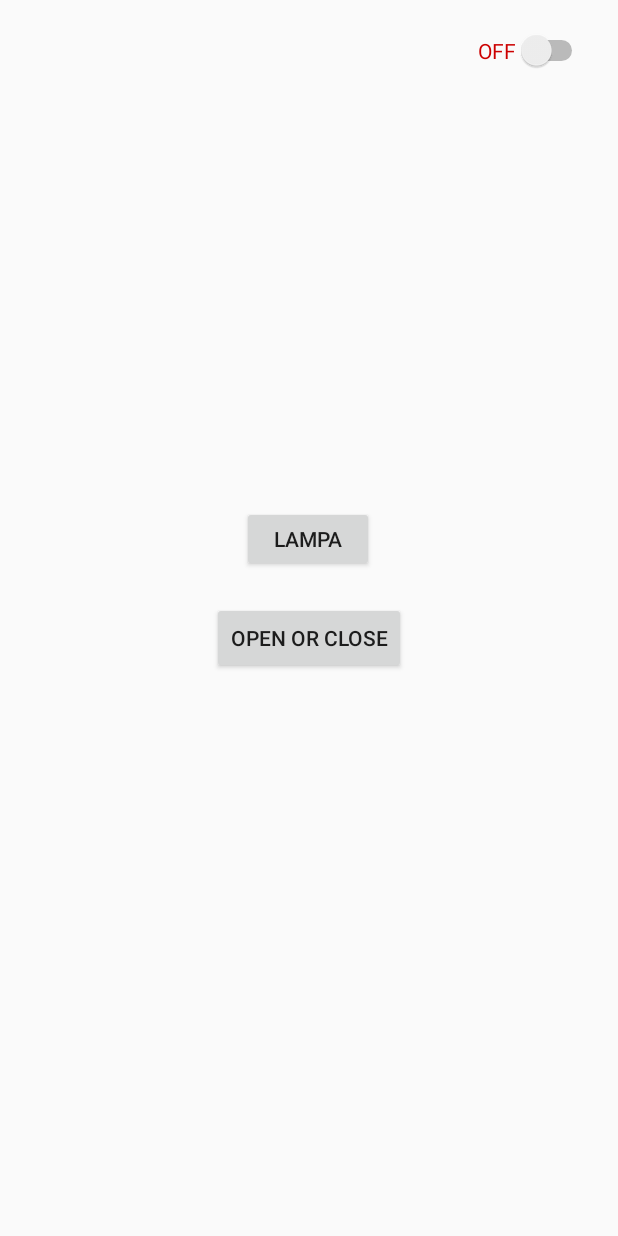
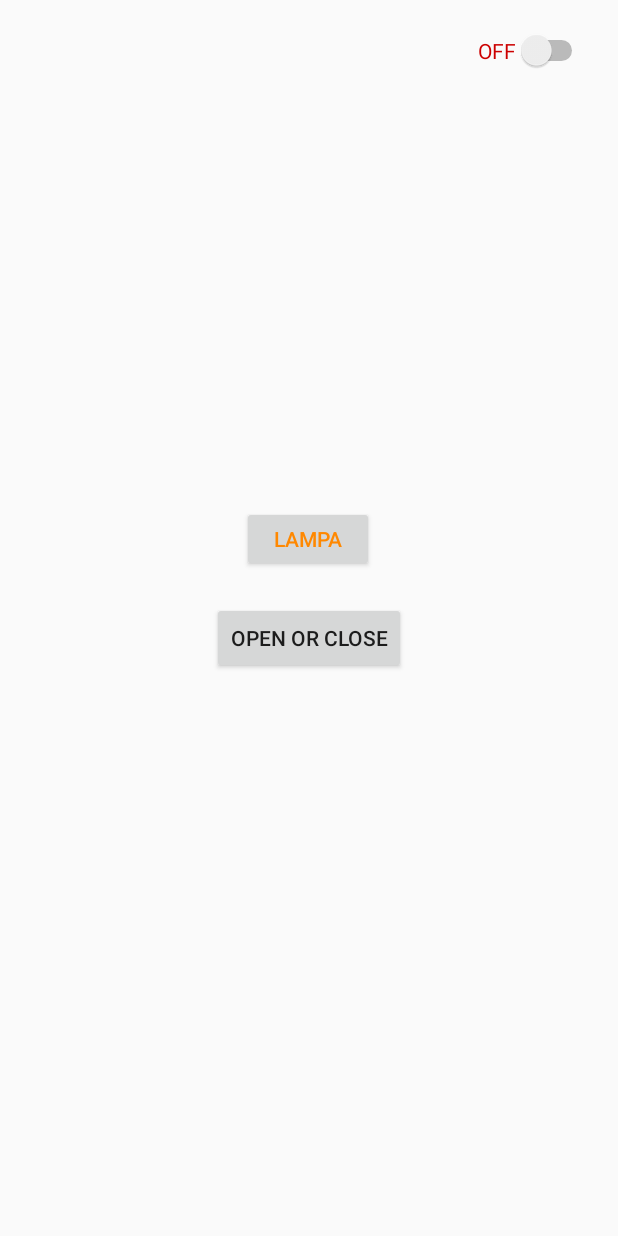
Before and after one commit to To-Rex/SmartHome-Android, an Android app: the screen it shows after launch (MainActivity), on a phone screen of 412 x 824 dp. Run offline under Robolectric (Android 15) with nearby library versions, the light colour scheme and no system bars; our stand-ins replace Firebase (no records; nobody signed in at launch, a user with empty details on screens opened directly); 4 statements that could not run were skipped.

Commit message:
Golang App Arduino

```diff
--- a/app/src/main/java/app/lodemsu/smarthome/MainActivity.java
+++ b/app/src/main/java/app/lodemsu/smarthome/MainActivity.java
@@ -7,6 +7,7 @@ import android.widget.Button;
 import android.widget.ImageView;
 import android.widget.PopupMenu;
 import android.widget.Switch;
+import android.widget.TextView;
 import android.widget.Toast;
 
 import androidx.annotation.NonNull;
@@ -34,6 +35,7 @@ public class MainActivity extends AppCompatActivity {
         ImageView imageView = findViewById(R.id.imageView);
         Button button = findViewById(R.id.button);
         Button button2 = findViewById(R.id.button2);
+        TextView textView2 = findViewById(R.id.textView2);
 
         mDatabase.addValueEventListener(new ValueEventListener() {
             @SuppressLint("SetTextI18n")
@@ -41,6 +43,8 @@ public class MainActivity extends AppCompatActivity {
             public void onDataChange(@NonNull DataSnapshot dataSnapshot) {
                 int on = dataSnapshot.child("home").child("on").getValue(Integer.class);
                 int dim = dataSnapshot.child("home").child("dim").getValue(Integer.class);
+                int door = dataSnapshot.child("home").child("door").getValue(Integer.class);
+                int lamp = dataSnapshot.child("home").child("lamp").getValue(Integer.class);
                 if (on == 1) {
                     switch1.setChecked(true);
                     switch1.setText("ON");
@@ -54,6 +58,20 @@ public class MainActivity extends AppCompatActivity {
                     imageView.setVisibility(ImageView.VISIBLE);
                 } else {
                     imageView.setVisibility(ImageView.INVISIBLE);
+                }
+                if (door == 0) {
+                    textView2.setText(null);
+                  }
+                if (door == 1) {
+                    textView2.setText("Door is open");
+                  }
+                if (door == 2) {
+                    textView2.setText("Door is closed");
+                }
+                if (lamp == 0) {
+                    button2.setTextColor(getResources().getColor(android.R.color.holo_orange_dark));
+                } else {
+                    button2.setTextColor(getResources().getColor(R.color.black));
                 }
             }
 
--- /dev/null
+++ b/app/src/main/res/drawable/ic_baseline_brightness_1_24.xml
@@ -0,0 +1,5 @@
+<vector android:height="24dp" android:tint="#FFCE7B"
+    android:viewportHeight="24" android:viewportWidth="24"
+    android:width="24dp" xmlns:android="http://schemas.android.com/apk/res/android">
+    <path android:fillColor="@android:color/white" android:pathData="M12,12m-10,0a10,10 0,1 1,20 0a10,10 0,1 1,-20 0"/>
+</vector>
--- a/app/src/main/res/layout/activity_main.xml
+++ b/app/src/main/res/layout/activity_main.xml
@@ -48,4 +48,14 @@
         app:srcCompat="@drawable/olov"
         tools:ignore="ContentDescription" />
 
+    <TextView
+        android:id="@+id/textView2"
+        android:layout_width="wrap_content"
+        android:layout_height="wrap_content"
+        android:layout_marginStart="10dp"
+        android:text="@string/connect"
+        app:layout_constraintBottom_toBottomOf="@+id/button"
+        app:layout_constraintStart_toEndOf="@+id/button"
+        app:layout_constraintTop_toTopOf="@+id/button" />
+
 </androidx.constraintlayout.widget.ConstraintLayout>
```
